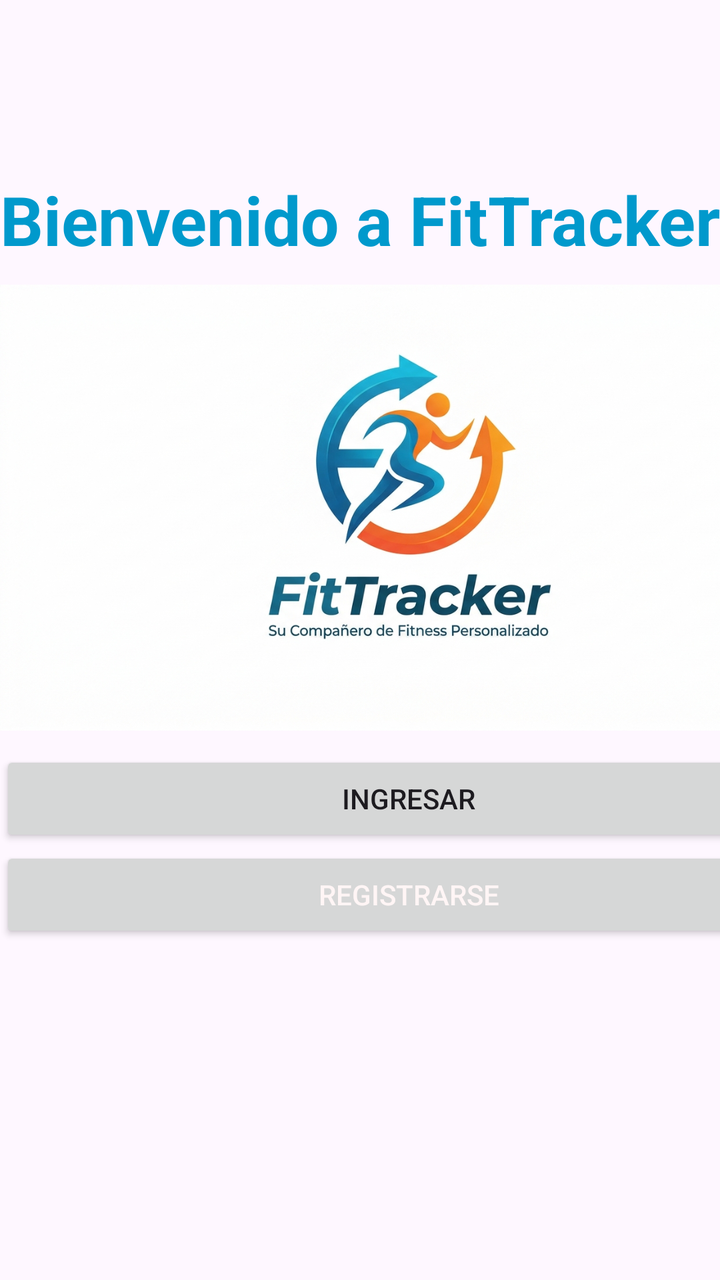
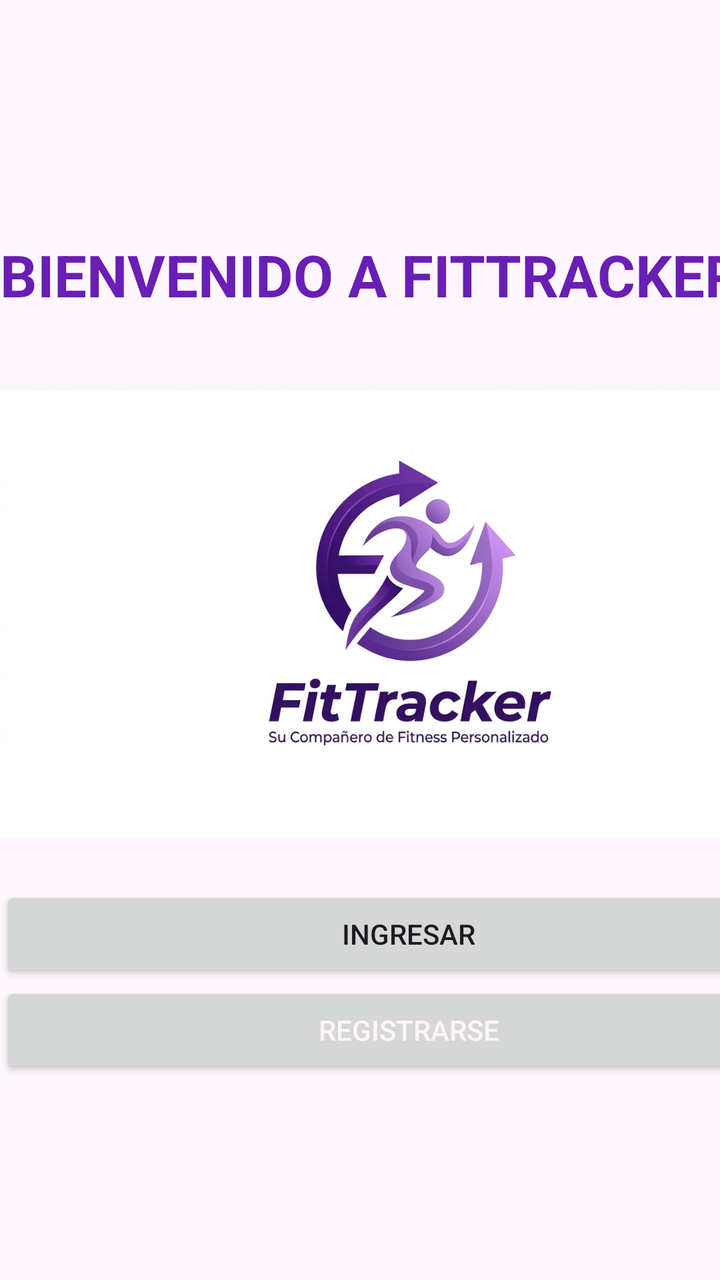

Before-and-after screenshots of an Android layout around one commit, followed by the original layout XML and the change that was made.
<!-- AndroidManifest.xml: application theme Theme.FitTrackerDave -->
<!-- res/layout/activity_main.xml -->
<?xml version="1.0" encoding="utf-8"?>
<androidx.constraintlayout.widget.ConstraintLayout xmlns:android="http://schemas.android.com/apk/res/android"
    xmlns:app="http://schemas.android.com/apk/res-auto"
    xmlns:tools="http://schemas.android.com/tools"
    android:id="@+id/main"
    android:layout_width="match_parent"
    android:layout_height="match_parent"
    tools:context=".MainActivity">

    <LinearLayout
        android:layout_width="409dp"
        android:layout_height="729dp"
        android:orientation="vertical"
        tools:layout_editor_absoluteX="1dp"
        tools:layout_editor_absoluteY="1dp">

        <TextView
            android:id="@+id/textView3"
            android:layout_width="match_parent"
            android:layout_height="87dp" />

        <TextView
            android:id="@+id/textView"
            android:layout_width="match_parent"
            android:layout_height="wrap_content"
            android:text="Bienvenido a FitTracker !"
            android:textAlignment="center"
            android:textAllCaps="false"
            android:textColor="@android:color/holo_blue_dark"
            android:textSize="34sp"
            android:textStyle="bold" />

        <ImageView
            android:id="@+id/imageView"
            android:layout_width="match_parent"
            android:layout_height="243dp"
            app:srcCompat="@drawable/_234" />

        <Button
            android:id="@+id/boton_ingresar"
            android:layout_width="match_parent"
            android:layout_height="wrap_content"
            android:text="Ingresar" />

        <Button
            android:id="@+id/boton_registrarse"
            android:layout_width="match_parent"
            android:layout_height="wrap_content"
            android:text="Registrarse"
            android:textColor="#FFF5F5"
            android:textColorLink="#F4F4F4" />

    </LinearLayout>
</androidx.constraintlayout.widget.ConstraintLayout>
<!-- resources referenced by this layout -->
<resources>
  <!-- drawable _234: jpg bitmap (drawable, 427296 bytes) -->
  <style name="Theme.FitTrackerDave" parent="Base.Theme.FitTrackerDave" />
  <style name="Base.Theme.FitTrackerDave" parent="Theme.Material3.DayNight.NoActionBar">
          
          
      </style>
</resources>

<!-- the commit's change to res/layout/activity_main.xml (unified diff, before → after) -->
@@ -17,24 +17,24 @@
         <TextView
             android:id="@+id/textView3"
             android:layout_width="match_parent"
-            android:layout_height="87dp" />
+            android:layout_height="118dp" />
 
         <TextView
             android:id="@+id/textView"
             android:layout_width="match_parent"
-            android:layout_height="wrap_content"
+            android:layout_height="53dp"
             android:text="Bienvenido a FitTracker !"
             android:textAlignment="center"
-            android:textAllCaps="false"
-            android:textColor="@android:color/holo_blue_dark"
-            android:textSize="34sp"
+            android:textAllCaps="true"
+            android:textColor="#691EB4"
+            android:textSize="29sp"
             android:textStyle="bold" />
 
         <ImageView
             android:id="@+id/imageView"
             android:layout_width="match_parent"
-            android:layout_height="243dp"
-            app:srcCompat="@drawable/_234" />
+            android:layout_height="272dp"
+            app:srcCompat="@drawable/morado" />
 
         <Button
             android:id="@+id/boton_ingresar"
<!-- resource entries referenced after the edit -->
@@ -1,6 +1,6 @@
 <!-- resources referenced by this layout -->
 <resources>
-  <!-- drawable _234: jpg bitmap (drawable, 427296 bytes) -->
+  <!-- drawable morado: jpg bitmap (drawable, 141566 bytes) -->
   <style name="Theme.FitTrackerDave" parent="Base.Theme.FitTrackerDave" />
   <style name="Base.Theme.FitTrackerDave" parent="Theme.Material3.DayNight.NoActionBar">
           
